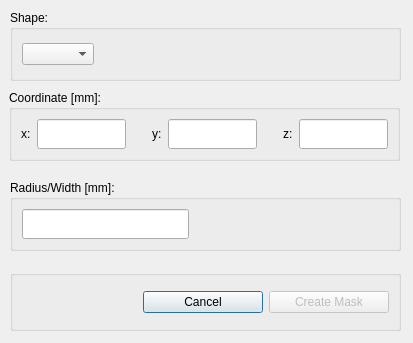
The window that src/ui/create_mask.ui (pfechd/jabe) describes before a commit, drawn with Qt 5.
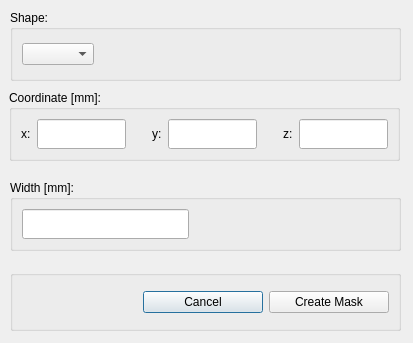
The same window after the commit.

Commit message: Rename object radius_width to width

The edit to the form file:
```diff
--- a/src/ui/create_mask.ui
+++ b/src/ui/create_mask.ui
@@ -115,7 +115,7 @@
     </rect>
    </property>
    <property name="title">
-    <string>Radius/Width [mm]:</string>
+    <string>Width [mm]:</string>
    </property>
    <layout class="QHBoxLayout" name="horizontalLayout_2">
     <item>
@@ -222,7 +222,7 @@
     <item>
      <widget class="QPushButton" name="pushButton_create">
       <property name="enabled">
-       <bool>false</bool>
+       <bool>true</bool>
       </property>
       <property name="minimumSize">
        <size>
```
Left out of the diff: 8 changed lines with no effect on the pictures.
